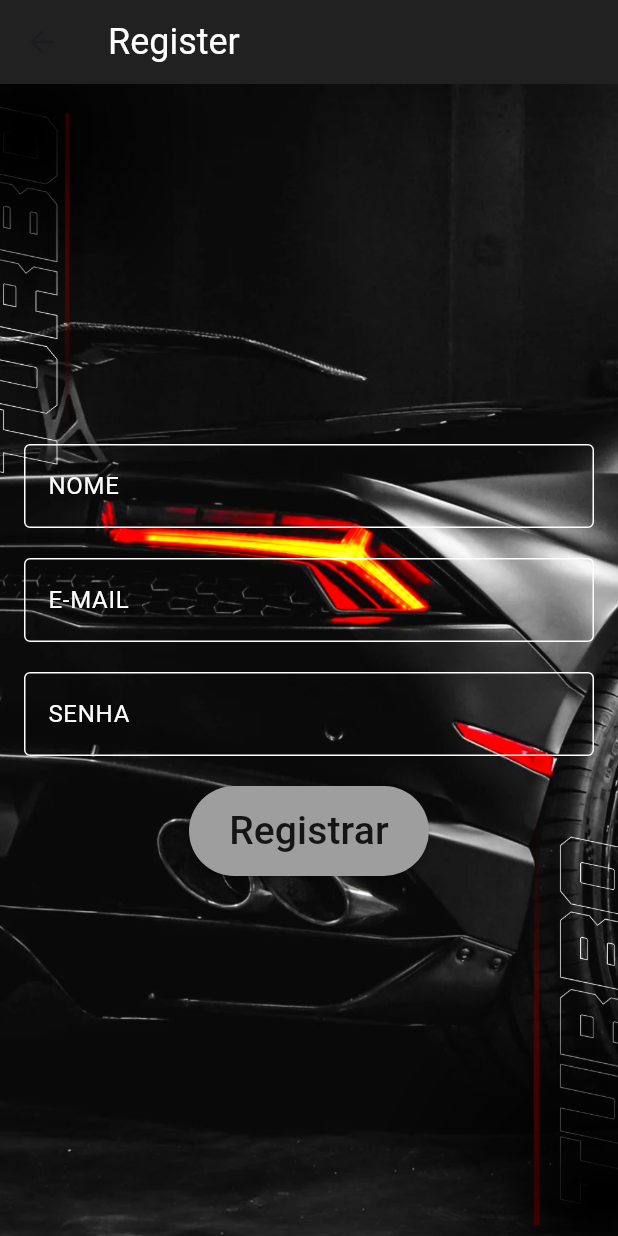
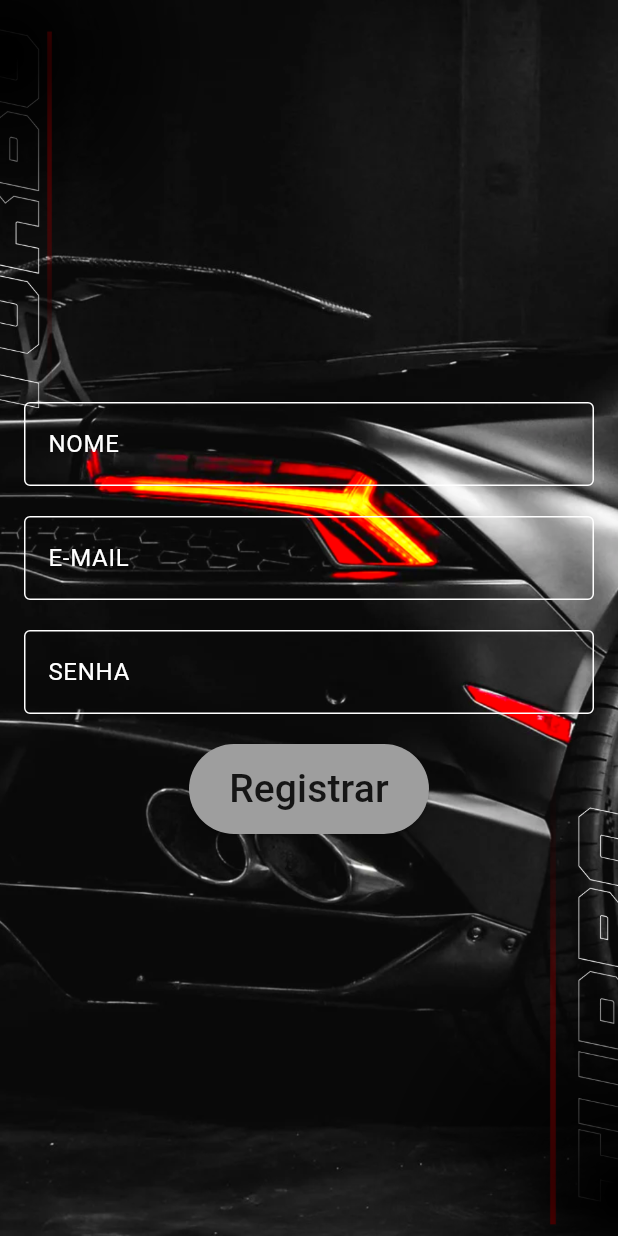
Before and after one commit to lukasreei/carviewproject, a Flutter app: the screen it shows after launch, after a tap on "Registrar", on a phone screen of 412 x 824 dp. Run offline on Flutter 3.47's test engine with Material 3 defaults, Android fonts, the light colour scheme and no system bars; our stand-ins replace cloud_firestore, firebase_analytics, firebase_auth, firebase_core, flutter_localized_locales, google_fonts and 1 more; accounts and stored records are empty.

Commit message:
trocando a cor do text register

```diff
--- a/lib/pages/authentication/register.dart
+++ b/lib/pages/authentication/register.dart
@@ -67,11 +67,6 @@ class _RegisterPageState extends State<RegisterPage> {
   @override
   Widget build(BuildContext context) {
     return Scaffold(
-      appBar: AppBar(
-        title: const Text('Register'),
-        titleTextStyle: TextStyle(color: Colors.white, fontSize: 24),
-        backgroundColor: Colors.black87,
-      ),
       body: Container(
         decoration: BoxDecoration(
           image: DecorationImage(
@@ -90,7 +85,7 @@ class _RegisterPageState extends State<RegisterPage> {
                 labelStyle: TextStyle(color: Colors.white),
                 focusedBorder: OutlineInputBorder(borderSide: BorderSide(color: Colors.white)),
                 enabledBorder: OutlineInputBorder(borderSide: BorderSide(color: Colors.white))),
-
+                style: TextStyle(color: Colors.white),
               ),
               SizedBox(height: 20,),
               TextField(
@@ -99,6 +94,7 @@ class _RegisterPageState extends State<RegisterPage> {
                     labelStyle: TextStyle(color: Colors.white),
                 focusedBorder: OutlineInputBorder(borderSide: BorderSide(color: Colors.white),),
                 enabledBorder: OutlineInputBorder(borderSide: BorderSide(color: Colors.white))),
+                style: TextStyle(color: Colors.white),
                 keyboardType: TextInputType.emailAddress,
               ),
               SizedBox(height: 20,),
@@ -108,6 +104,7 @@ class _RegisterPageState extends State<RegisterPage> {
                 labelStyle: TextStyle(color: Colors.white),
                 focusedBorder: OutlineInputBorder(borderSide: BorderSide(color: Colors.white)),
                 enabledBorder: OutlineInputBorder(borderSide: BorderSide(color: Colors.white))),
+                style: TextStyle(color: Colors.white),
                 obscureText: true,
               ),
               const SizedBox(height: 20),
--- a/lib/pages/login.dart
+++ b/lib/pages/login.dart
@@ -11,11 +11,6 @@ class LoginPage extends StatelessWidget {
   @override
   Widget build(BuildContext context) {
     return Scaffold(
-      appBar: AppBar(
-        title: const Text('Login'),
-        titleTextStyle: TextStyle(color: Colors.white, fontSize: 24),
-        backgroundColor: Colors.black87,
-      ),
       body: Stack(
         children: [
           Container(
```
